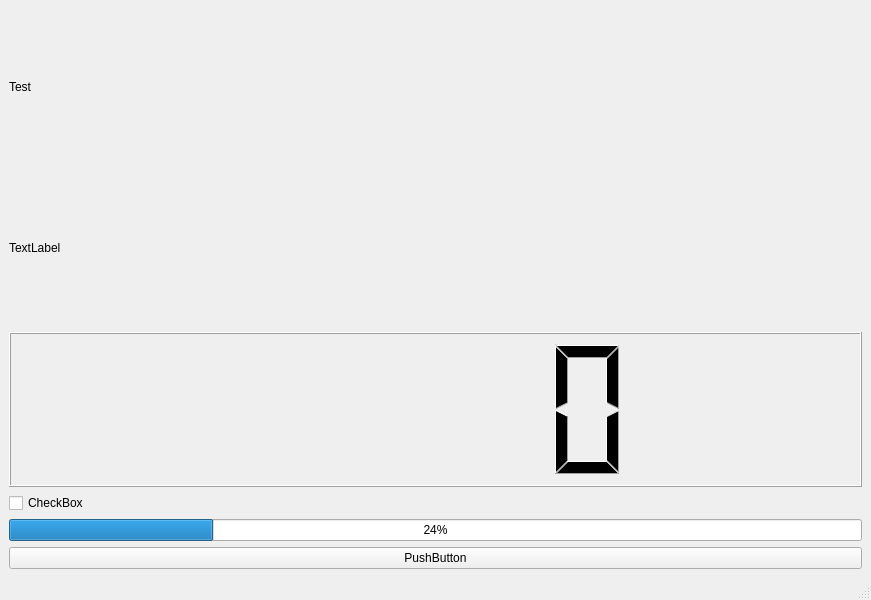
This is gui/mainwindow.ui in HK-AutoPlant/Gantry as Qt 5 draws it before an edit. The edited form follows.
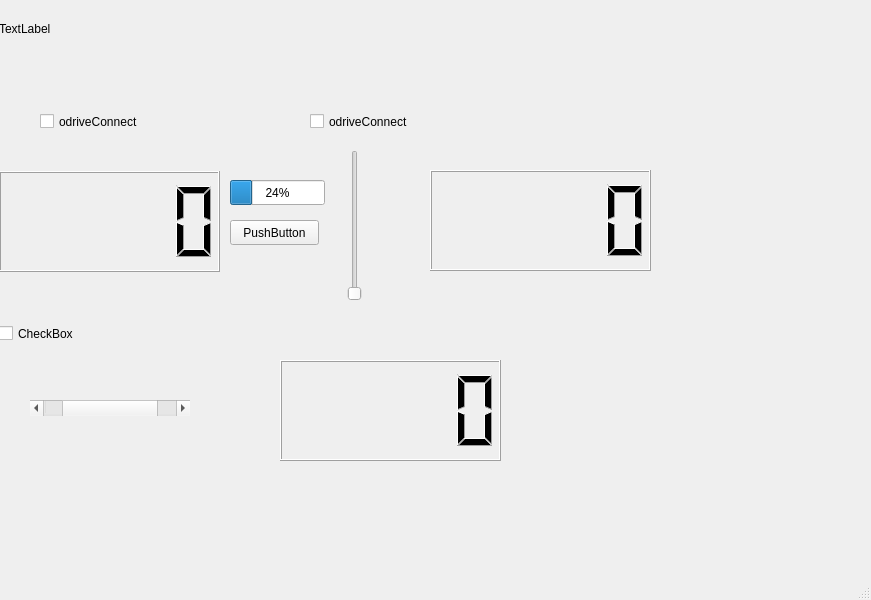
This is the edited form.

```diff
--- a/gui/mainwindow.ui
+++ b/gui/mainwindow.ui
@@ -14,46 +14,164 @@
    <string>MainWindow</string>
   </property>
   <widget class="QWidget" name="centralwidget">
-   <layout class="QGridLayout" name="gridLayout">
-    <item row="4" column="0">
      <widget class="QCheckBox" name="checkBox">
+    <property name="geometry">
+     <rect>
+      <x>-1</x>
+      <y>322</y>
+      <width>92</width>
+      <height>23</height>
+     </rect>
+    </property>
       <property name="text">
        <string>CheckBox</string>
       </property>
      </widget>
-    </item>
-    <item row="6" column="0">
      <widget class="QProgressBar" name="progressBar">
+    <property name="geometry">
+     <rect>
+      <x>230</x>
+      <y>180</y>
+      <width>95</width>
+      <height>25</height>
+     </rect>
+    </property>
       <property name="value">
        <number>24</number>
       </property>
      </widget>
-    </item>
-    <item row="7" column="0">
      <widget class="QPushButton" name="pushButton">
+    <property name="geometry">
+     <rect>
+      <x>230</x>
+      <y>220</y>
+      <width>89</width>
+      <height>25</height>
+     </rect>
+    </property>
       <property name="text">
        <string>PushButton</string>
       </property>
      </widget>
-    </item>
-    <item row="1" column="0">
-     <widget class="QLabel" name="label_2">
-      <property name="text">
-       <string>Test</string>
-      </property>
-     </widget>
-    </item>
-    <item row="2" column="0">
      <widget class="QLabel" name="batteryVoltage">
+    <property name="geometry">
+     <rect>
+      <x>-1</x>
+      <y>20</y>
+      <width>67</width>
+      <height>17</height>
+     </rect>
+    </property>
       <property name="text">
        <string>TextLabel</string>
       </property>
      </widget>
-    </item>
-    <item row="3" column="0">
-     <widget class="QLCDNumber" name="lcdNumber"/>
-    </item>
-   </layout>
+   <widget class="QLCDNumber" name="lcdNumber">
+    <property name="geometry">
+     <rect>
+      <x>-1</x>
+      <y>171</y>
+      <width>221</width>
+      <height>101</height>
+     </rect>
+    </property>
+   </widget>
+   <widget class="QSlider" name="velocityLimitX">
+    <property name="geometry">
+     <rect>
+      <x>340</x>
+      <y>150</y>
+      <width>30</width>
+      <height>151</height>
+     </rect>
+    </property>
+    <property name="minimum">
+     <number>1</number>
+    </property>
+    <property name="maximum">
+     <number>25</number>
+    </property>
+    <property name="orientation">
+     <enum>Qt::Vertical</enum>
+    </property>
+   </widget>
+   <widget class="QLCDNumber" name="lcd_vel">
+    <property name="geometry">
+     <rect>
+      <x>430</x>
+      <y>170</y>
+      <width>221</width>
+      <height>101</height>
+     </rect>
+    </property>
+   </widget>
+   <widget class="QCheckBox" name="odriveConnect">
+    <property name="geometry">
+     <rect>
+      <x>40</x>
+      <y>110</y>
+      <width>151</width>
+      <height>23</height>
+     </rect>
+    </property>
+    <property name="text">
+     <string>odriveConnect</string>
+    </property>
+   </widget>
+   <widget class="QScrollBar" name="posInX">
+    <property name="geometry">
+     <rect>
+      <x>30</x>
+      <y>400</y>
+      <width>160</width>
+      <height>16</height>
+     </rect>
+    </property>
+    <property name="minimum">
+     <number>-2</number>
+    </property>
+    <property name="maximum">
+     <number>2</number>
+    </property>
+    <property name="singleStep">
+     <number>1</number>
+    </property>
+    <property name="pageStep">
+     <number>10</number>
+    </property>
+    <property name="value">
+     <number>0</number>
+    </property>
+    <property name="sliderPosition">
+     <number>0</number>
+    </property>
+    <property name="orientation">
+     <enum>Qt::Horizontal</enum>
+    </property>
+   </widget>
+   <widget class="QLCDNumber" name="lcdPosX">
+    <property name="geometry">
+     <rect>
+      <x>280</x>
+      <y>360</y>
+      <width>221</width>
+      <height>101</height>
+     </rect>
+    </property>
+   </widget>
+   <widget class="QCheckBox" name="closedLoopAxis1CheckBox">
+    <property name="geometry">
+     <rect>
+      <x>310</x>
+      <y>110</y>
+      <width>151</width>
+      <height>23</height>
+     </rect>
+    </property>
+    <property name="text">
+     <string>odriveConnect</string>
+    </property>
+   </widget>
   </widget>
   <widget class="QMenuBar" name="menubar">
    <property name="geometry">
```
Lines whose indentation alone changed are shown as unchanged.
